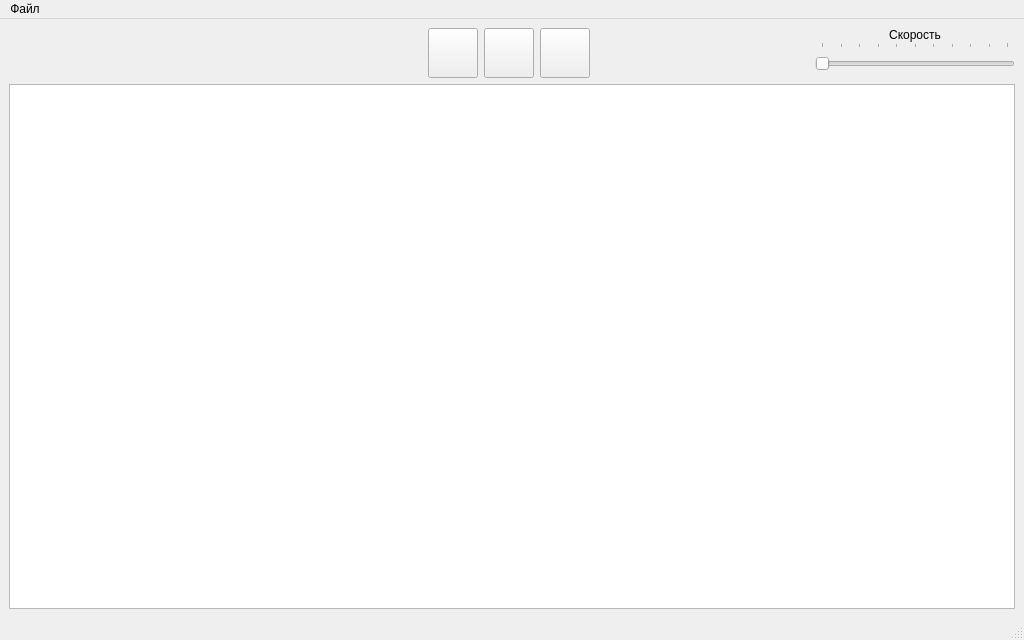
Above: src/ui/mainwindow.ui from 0x20cd/turing before the change. Below: the same form after it.
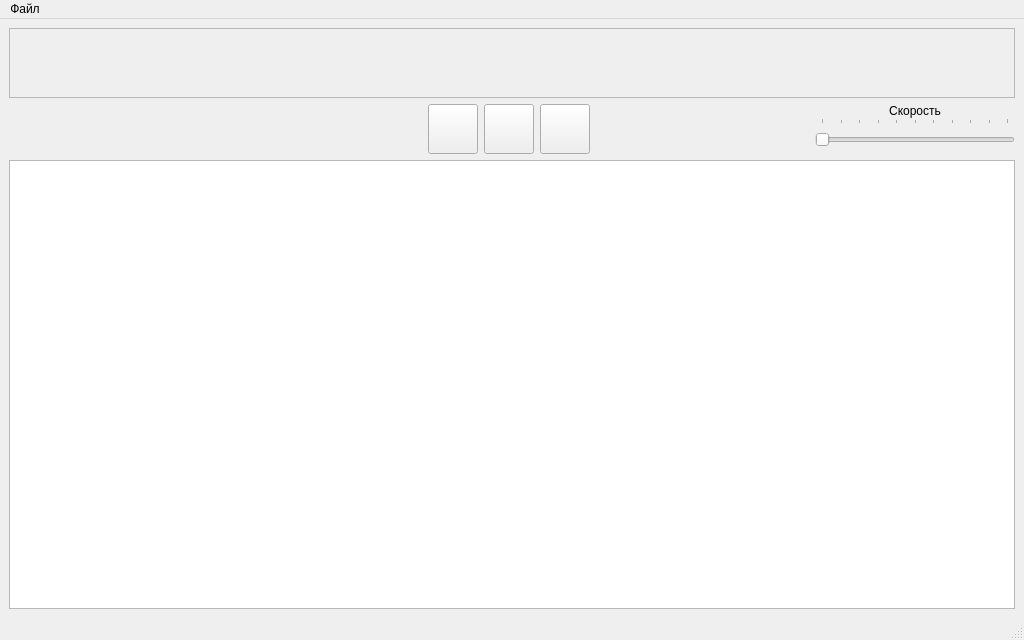
That is the form after the change. Icons and pictures are not drawn.

Commit message: fix window resize

What changed in the file:
```diff
--- a/src/ui/mainwindow.ui
+++ b/src/ui/mainwindow.ui
@@ -230,6 +230,65 @@
       </item>
      </layout>
     </item>
+    <item row="0" column="0">
+     <widget class="QScrollArea" name="tapeBox">
+      <property name="sizePolicy">
+       <sizepolicy hsizetype="Expanding" vsizetype="Minimum">
+        <horstretch>0</horstretch>
+        <verstretch>0</verstretch>
+       </sizepolicy>
+      </property>
+      <property name="maximumSize">
+       <size>
+        <width>16777215</width>
+        <height>100</height>
+       </size>
+      </property>
+      <property name="verticalScrollBarPolicy">
+       <enum>Qt::ScrollBarAlwaysOff</enum>
+      </property>
+      <property name="horizontalScrollBarPolicy">
+       <enum>Qt::ScrollBarAlwaysOff</enum>
+      </property>
+      <property name="widgetResizable">
+       <bool>true</bool>
+      </property>
+      <widget class="QWidget" name="scrollAreaWidgetContents">
+       <property name="geometry">
+        <rect>
+         <x>0</x>
+         <y>0</y>
+         <width>1004</width>
+         <height>68</height>
+        </rect>
+       </property>
+       <layout class="QGridLayout" name="gridLayout_2">
+        <property name="leftMargin">
+         <number>0</number>
+        </property>
+        <property name="topMargin">
+         <number>0</number>
+        </property>
+        <property name="rightMargin">
+         <number>0</number>
+        </property>
+        <property name="bottomMargin">
+         <number>0</number>
+        </property>
+        <property name="spacing">
+         <number>0</number>
+        </property>
+        <item row="0" column="0">
+         <layout class="QHBoxLayout" name="tape">
+          <property name="spacing">
+           <number>2</number>
+          </property>
+         </layout>
+        </item>
+       </layout>
+      </widget>
+     </widget>
+    </item>
     <item row="3" column="0">
      <widget class="QTableWidget" name="table">
       <property name="editTriggers">
```
Left out of the diff: 11 changed lines with no effect on the pictures. The commit also changes 1 other file.
